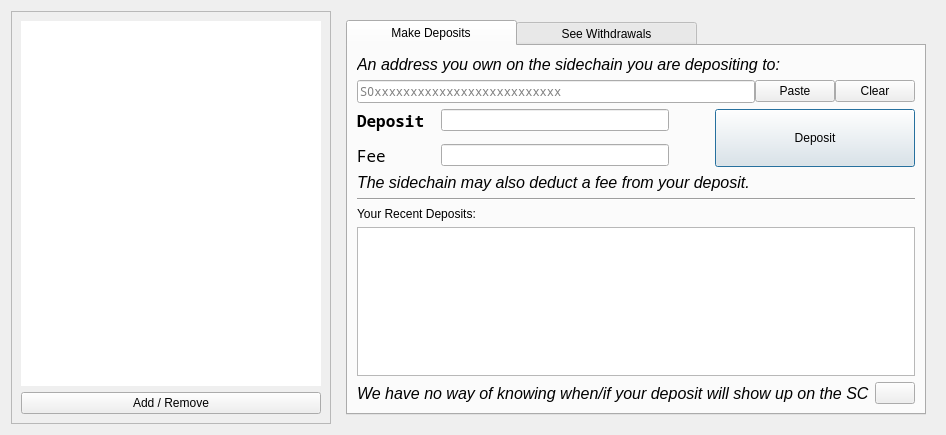
Before: the Qt Designer form src/qt/forms/sidechainpage.ui in torkelrogstad/mainchain, drawn with Qt 5.
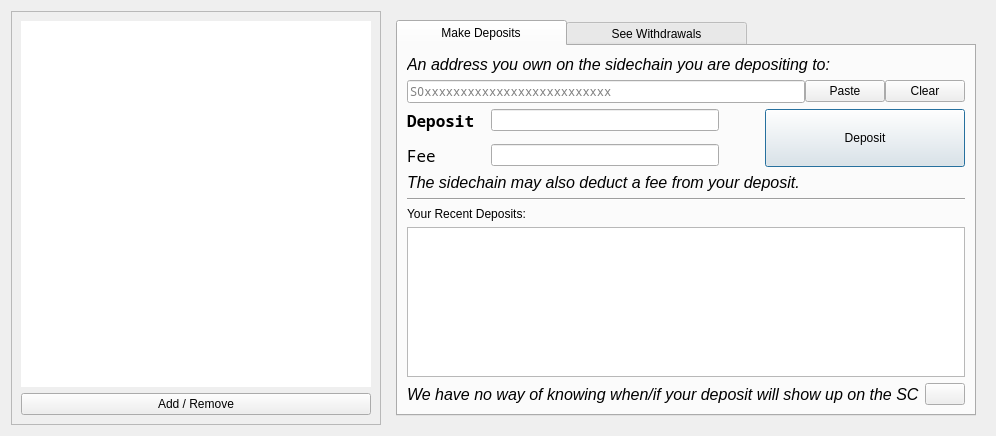
After: the same form once the commit is applied. Icons and pictures are not drawn. Custom widgets are drawn as their Qt base class.

```diff
--- a/src/qt/forms/sidechainpage.ui
+++ b/src/qt/forms/sidechainpage.ui
@@ -6,8 +6,8 @@
    <rect>
     <x>0</x>
     <y>0</y>
-    <width>936</width>
-    <height>435</height>
+    <width>944</width>
+    <height>436</height>
    </rect>
   </property>
   <property name="windowTitle">
@@ -33,7 +33,7 @@
         </property>
         <property name="minimumSize">
          <size>
-          <width>300</width>
+          <width>350</width>
           <height>0</height>
          </size>
         </property>
```
